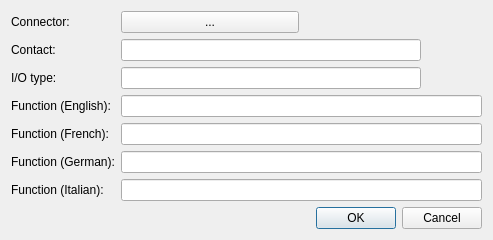
Above: src/mdttools/mdttesttool/mdtcablelist/mdtClArticleConnectionDialog.ui from scandyna/multidiagtools before the change. Below: the same form after it.
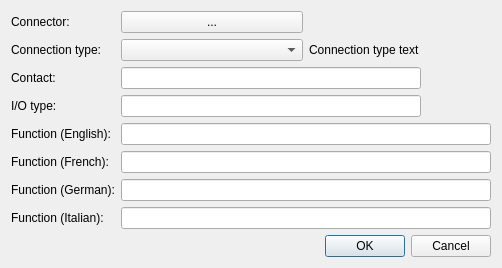
That is the form after the change.

Commit message: Working on cable list tool: added connection type (Pin/Socket/Terminal)

```diff
--- a/src/mdttools/mdttesttool/mdtcablelist/mdtClArticleConnectionDialog.ui
+++ b/src/mdttools/mdttesttool/mdtcablelist/mdtClArticleConnectionDialog.ui
@@ -6,8 +6,8 @@
    <rect>
     <x>0</x>
     <y>0</y>
-    <width>493</width>
-    <height>240</height>
+    <width>502</width>
+    <height>255</height>
    </rect>
   </property>
   <property name="windowTitle">
@@ -46,13 +46,38 @@
     </layout>
    </item>
    <item row="1" column="0">
+    <widget class="QLabel" name="lbConnectionType">
+     <property name="text">
+      <string>Connection type:</string>
+     </property>
+    </widget>
+   </item>
+   <item row="1" column="1">
+    <layout class="QHBoxLayout" name="horizontalLayout_2">
+     <item>
+      <widget class="QComboBox" name="cbConnectionType">
+       <property name="editable">
+        <bool>false</bool>
+       </property>
+      </widget>
+     </item>
+     <item>
+      <widget class="QLabel" name="lbConnectionTypeText">
+       <property name="text">
+        <string>Connection type text</string>
+       </property>
+      </widget>
+     </item>
+    </layout>
+   </item>
+   <item row="2" column="0">
     <widget class="QLabel" name="lbArticleContactName">
      <property name="text">
       <string>Contact:</string>
      </property>
     </widget>
    </item>
-   <item row="1" column="1">
+   <item row="2" column="1">
     <widget class="QLineEdit" name="fld_ArticleContactName">
      <property name="maximumSize">
       <size>
@@ -65,14 +90,14 @@
      </property>
     </widget>
    </item>
-   <item row="2" column="0">
+   <item row="3" column="0">
     <widget class="QLabel" name="lbIoType">
      <property name="text">
       <string>I/O type:</string>
      </property>
     </widget>
    </item>
-   <item row="2" column="1">
+   <item row="3" column="1">
     <widget class="QLineEdit" name="fld_IoType">
      <property name="maximumSize">
       <size>
@@ -85,63 +110,63 @@
      </property>
     </widget>
    </item>
-   <item row="3" column="0">
+   <item row="4" column="0">
     <widget class="QLabel" name="lbFunctionEN">
      <property name="text">
       <string>Function (English):</string>
      </property>
     </widget>
    </item>
-   <item row="3" column="1">
+   <item row="4" column="1">
     <widget class="QLineEdit" name="fld_FunctionEN">
      <property name="maxLength">
       <number>100</number>
      </property>
     </widget>
    </item>
-   <item row="4" column="0">
+   <item row="5" column="0">
     <widget class="QLabel" name="lbFunctionFR">
      <property name="text">
       <string>Function (French):</string>
      </property>
     </widget>
    </item>
-   <item row="4" column="1">
+   <item row="5" column="1">
     <widget class="QLineEdit" name="fld_FunctionFR">
      <property name="maxLength">
       <number>100</number>
      </property>
     </widget>
    </item>
-   <item row="5" column="0">
+   <item row="6" column="0">
     <widget class="QLabel" name="lbFunctionDE">
      <property name="text">
       <string>Function (German):</string>
      </property>
     </widget>
    </item>
-   <item row="5" column="1">
+   <item row="6" column="1">
     <widget class="QLineEdit" name="fld_FunctionDE">
      <property name="maxLength">
       <number>100</number>
      </property>
     </widget>
    </item>
-   <item row="6" column="0">
+   <item row="7" column="0">
     <widget class="QLabel" name="lbFunctionIT">
      <property name="text">
       <string>Function (Italian):</string>
      </property>
     </widget>
    </item>
-   <item row="6" column="1">
-    <widget class="QLineEdit" name="fld_FunctionIT">
-     <property name="maxLength">
-      <number>100</number>
-     </property>
-    </widget>
-   </item>
    <item row="7" column="1">
+    <widget class="QLineEdit" name="fld_FunctionIT">
+     <property name="maxLength">
+      <number>100</number>
+     </property>
+    </widget>
+   </item>
+   <item row="8" column="1">
     <widget class="QDialogButtonBox" name="buttonBox">
      <property name="orientation">
       <enum>Qt::Horizontal</enum>
```
The commit also changes 15 other files.
